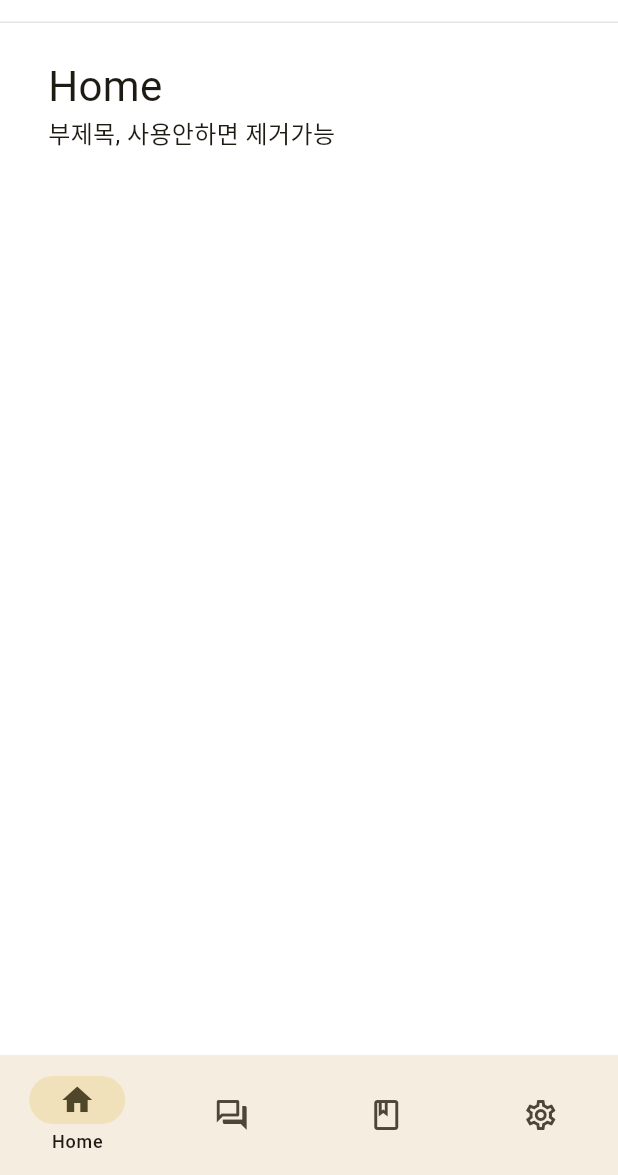
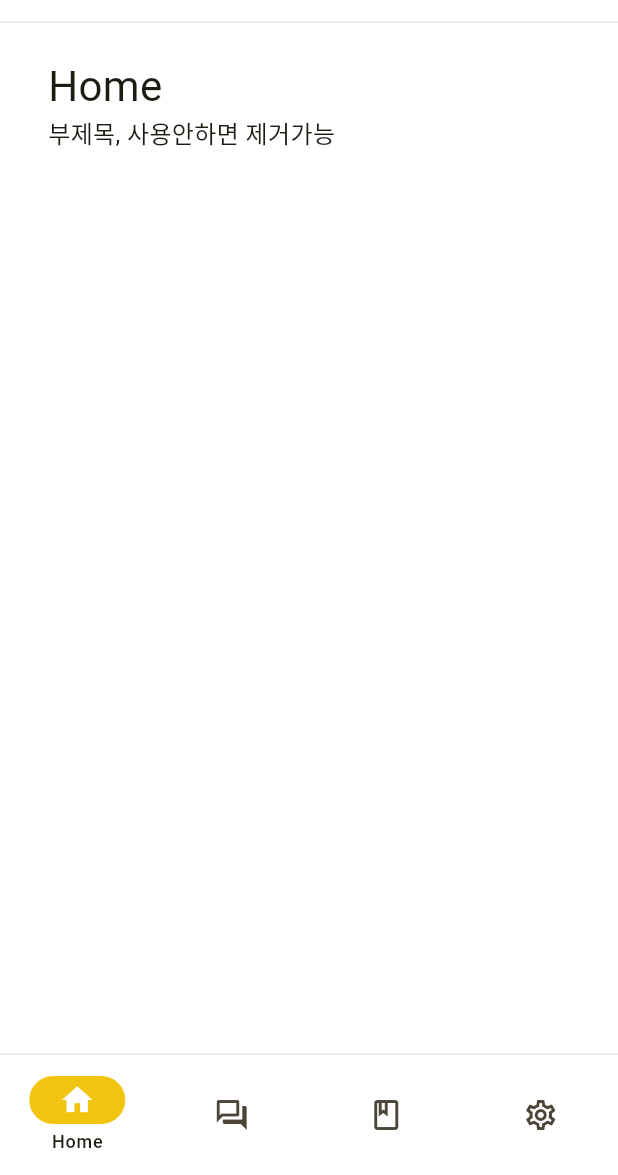
Before and after one commit to Friox/with-app, a Flutter app: the screen it shows after launch, on a phone screen of 412 x 824 dp, the part 61-1236 px from its top. Run offline on Flutter 3.47's test engine with Material 3 defaults, Android fonts, the phone set to English and light mode, and no system bars; drawn by our look-alikes of easy_rich_text; Roboto replaces fonts that are missing (Pretendard).

Commit message:
Bottom Navigation Bar 색상 변경

```diff
--- a/lib/main.dart
+++ b/lib/main.dart
@@ -43,7 +43,7 @@ class _MyHomePageState extends State<MyHomePage> {
       'title': 'Home',
       'widget': HomeScreen(),
       'dest': NavigationDestination(
-        selectedIcon: Icon(Icons.home),
+        selectedIcon: Icon(Icons.home, color: Colors.white,),
         icon: Icon(Icons.home_outlined),
         label: 'Home',
       ),
@@ -64,27 +64,42 @@ class _MyHomePageState extends State<MyHomePage> {
       'title': 'Q&A',
       'widget': QuestionScreen(),
       'dest': NavigationDestination(
-        selectedIcon: Icon(Icons.question_answer),
+        selectedIcon: Icon(Icons.question_answer, color: Colors.white,),
         icon: Icon(Icons.question_answer_outlined),
         label: 'Q&A',
       ),
-      'actions': <Widget>[]
+      'actions': <Widget>[],
+      'fab': FloatingActionButton(
+
+        onPressed: () {
+
+        },
+        shape: CircleBorder(),
+        child: Icon(Icons.add),
+      )
     },
     {
       'title': 'Diary',
       'widget': DiaryScreen(),
       'dest': NavigationDestination(
-        selectedIcon: Icon(Icons.book),
+        selectedIcon: Icon(Icons.book, color: Colors.white,),
         icon: Icon(Icons.book_outlined),
         label: 'Diary',
       ),
-      'actions': <Widget>[]
+      'actions': <Widget>[],
+      'fab': FloatingActionButton(
+        onPressed: () {
+
+        },
+        shape: CircleBorder(),
+        child: Icon(Icons.add),
+      )
     },
     {
       'title': 'Setting',
       'widget': SettingScreen(),
       'dest': NavigationDestination(
-        selectedIcon: Icon(Icons.settings),
+        selectedIcon: Icon(Icons.settings, color: Colors.white,),
         icon: Icon(Icons.settings_outlined),
         label: 'Setting',
       ),
@@ -96,7 +111,18 @@ class _MyHomePageState extends State<MyHomePage> {
   Widget build(BuildContext context) {
     return Scaffold(
       backgroundColor: Colors.white,
-      bottomNavigationBar: NavigationBar(
+      bottomNavigationBar: Container(
+        decoration: BoxDecoration(
+          border: Border(
+            top: BorderSide(
+              color: Colors.black.withOpacity(0.1),
+              width: 1
+            )
+          )
+        ),
+        child: NavigationBar(
+          indicatorColor: Theme.of(context).primaryColor,
+          backgroundColor: Colors.white,
           labelBehavior: NavigationDestinationLabelBehavior.onlyShowSelected,
           onDestinationSelected: (int index) {
             setState(() {
@@ -105,6 +131,7 @@ class _MyHomePageState extends State<MyHomePage> {
           },
           selectedIndex: currentPageIdx,
           destinations: [ for (var el in pageData) el['dest'] ]
+        ),
       ),
       appBar: AppBar(
         foregroundColor: Colors.black,
@@ -138,6 +165,7 @@ class _MyHomePageState extends State<MyHomePage> {
         DiaryScreen(),
         SettingScreen()
       ][currentPageIdx],
+      floatingActionButton: pageData[currentPageIdx]['fab'],
     );
   }
 }
```
Lines whose indentation alone changed are shown as unchanged.
